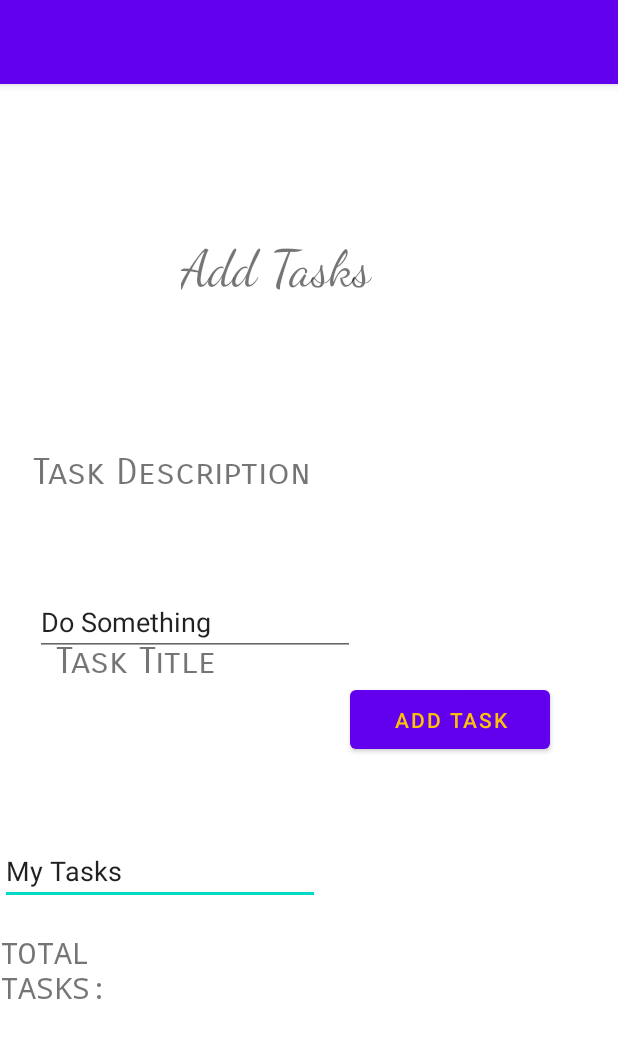
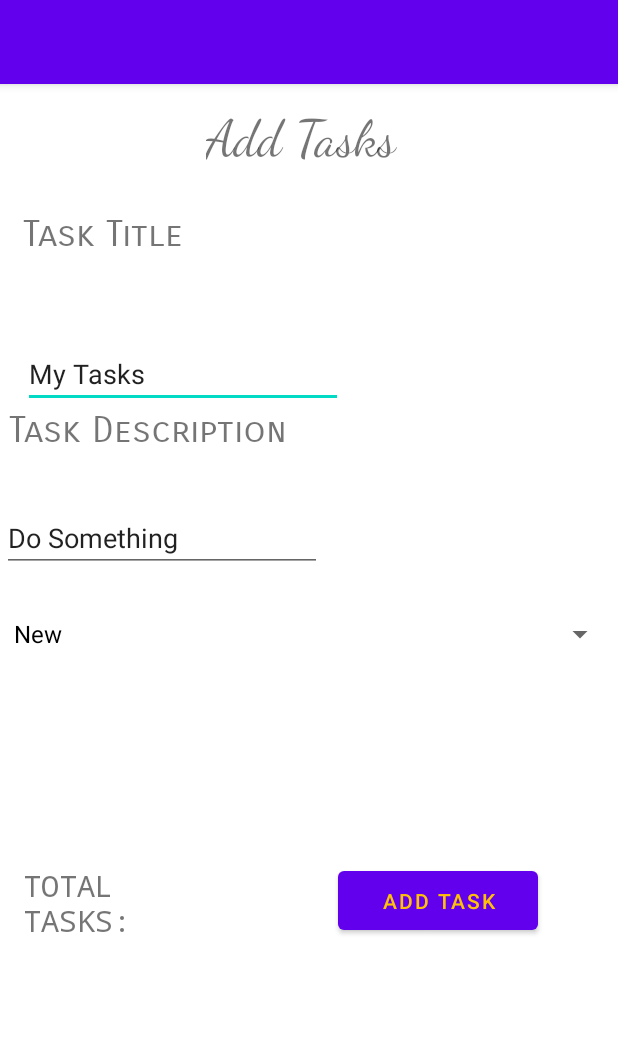
Before and after one commit to mcbrunette33/taskmaster, an Android app: the screen it shows after launch (AddTask), after a tap on "ADD TASK", on a phone screen of 412 x 824 dp. Shown: the top 1038 px of the screen. Run offline under Robolectric (Android 15) with nearby library versions, the light colour scheme and no system bars; our stand-ins replace Room's generated code.

Commit message:
added room and database

```diff
--- /dev/null
+++ b/app/src/main/java/com/example/bru/taskmaster/Dao/TaskDao.java
@@ -0,0 +1,20 @@
+package com.example.bru.taskmaster.Dao;
+
+import androidx.room.Dao;
+import androidx.room.Insert;
+import androidx.room.Query;
+
+import com.example.bru.taskmaster.models.Tasks;
+
+import java.util.List;
+@Dao
+public interface TaskDao {
+    @Insert
+    void insertATask(Tasks task);
+
+    @Query("SELECT * FROM Tasks")
+    List<Tasks> findAll();
+
+    @Query("SELECT * FROM Tasks WHERE id = :id")
+    Tasks findByAnId(Long id);
+}
--- /dev/null
+++ b/app/src/main/java/com/example/bru/taskmaster/Database/TaskMasterDatabase.java
@@ -0,0 +1,13 @@
+package com.example.bru.taskmaster.Database;
+
+import androidx.room.Database;
+import androidx.room.RoomDatabase;
+
+
+import com.example.bru.taskmaster.Dao.TaskDao;
+import com.example.bru.taskmaster.models.Tasks;
+
+@Database(entities = {Tasks.class}, version = 1)
+public abstract class TaskMasterDatabase extends RoomDatabase {
+    public abstract TaskDao taskDao();
+}
--- a/app/src/main/java/com/example/bru/taskmaster/activities/AddTask.java
+++ b/app/src/main/java/com/example/bru/taskmaster/activities/AddTask.java
@@ -1,24 +1,60 @@
 package com.example.bru.taskmaster.activities;
 
 import androidx.appcompat.app.AppCompatActivity;
+import androidx.room.Room;
 
 import android.os.Bundle;
+import android.widget.ArrayAdapter;
 import android.widget.Button;
+import android.widget.EditText;
+import android.widget.Spinner;
 import android.widget.TextView;
+import android.widget.Toast;
 
+import com.example.bru.taskmaster.Database.TaskMasterDatabase;
 import com.example.bru.taskmaster.R;
+import com.example.bru.taskmaster.models.StateEnum;
+import com.example.bru.taskmaster.models.Tasks;
 
 public class AddTask extends AppCompatActivity {
+
+    TaskMasterDatabase taskMasterDatabase;
+    public static final String DATABASE_NAME = "taskslist";
 
     @Override
     protected void onCreate(Bundle savedInstanceState) {
         super.onCreate(savedInstanceState);
         setContentView(R.layout.activity_add_task);
 
+        taskMasterDatabase = Room.databaseBuilder(
+                        getApplicationContext(),
+                        TaskMasterDatabase.class,
+                        DATABASE_NAME)
+                .allowMainThreadQueries()
+                .fallbackToDestructiveMigration()
+                .build();
+
+        setUpSpinner();
+        setUpAddButton(taskMasterDatabase);
+    }
+    public void setUpSpinner(){
+        Spinner spinner = findViewById(R.id.spinner);
+        spinner.setAdapter(new ArrayAdapter<>(
+                this,
+                androidx.appcompat.R.layout.support_simple_spinner_dropdown_item,
+                StateEnum.values()
+        ));
+    }
+    public void setUpAddButton(TaskMasterDatabase database){
         Button addTasks = AddTask.this.findViewById(R.id.addTasks);
+        Spinner spinner = findViewById(R.id.spinner);
         addTasks.setOnClickListener(v ->{
-            TextView submitText = AddTask.this.findViewById(R.id.submitText);
-            submitText.setText("submitted");
+            String TitleInput = ((EditText)findViewById(R.id.TitleInput)).getText().toString();
+            String BodyInput = ((EditText)findViewById(R.id.BodyInput)).getText().toString();
+            StateEnum stateEnum = StateEnum.fromString(spinner.getSelectedItem().toString());
+            Tasks newTasks = new Tasks(TitleInput, BodyInput, stateEnum);
+            database.taskDao().insertATask(newTasks);
+            Toast.makeText(AddTask.this, "task added", Toast.LENGTH_SHORT).show();
         });
     }
 }
--- a/app/src/main/java/com/example/bru/taskmaster/activities/MainActivity.java
+++ b/app/src/main/java/com/example/bru/taskmaster/activities/MainActivity.java
@@ -3,6 +3,7 @@ package com.example.bru.taskmaster.activities;
 import androidx.appcompat.app.AppCompatActivity;
 import androidx.recyclerview.widget.LinearLayoutManager;
 import androidx.recyclerview.widget.RecyclerView;
+import androidx.room.Room;
 
 import android.content.Intent;
 import android.content.SharedPreferences;
@@ -11,6 +12,7 @@ import android.widget.Button;
 import android.widget.ImageButton;
 import android.widget.TextView;
 
+import com.example.bru.taskmaster.Database.TaskMasterDatabase;
 import com.example.bru.taskmaster.R;
 import com.example.bru.taskmaster.adapter.TaskListRecViewAdapter;
 import com.example.bru.taskmaster.models.Tasks;
@@ -25,12 +27,23 @@ public class MainActivity extends AppCompatActivity {
     public static final String TASK_TITLE = "Task Title";
     public static final String TASK_BODY = "Task Body";
     public static final String TASK_STATE = "Task State";
-
+    public static final String DATABASE_NAME = "taskslist";
+    List<Tasks> tasks = null;
+    TaskListRecViewAdapter adapter;
+    TaskMasterDatabase taskMasterDatabase;
 
     @Override
     protected void onCreate(Bundle savedInstanceState) {
         super.onCreate(savedInstanceState);
         setContentView(R.layout.activity_main);
+        taskMasterDatabase = Room.databaseBuilder(
+                        getApplicationContext(),
+                        TaskMasterDatabase.class,
+                        DATABASE_NAME)
+                .allowMainThreadQueries()
+                .fallbackToDestructiveMigration()
+                .build();
+        tasks = taskMasterDatabase.taskDao().findAll();
 
         Button addTaskButton = MainActivity.this.findViewById(R.id.addTaskButton);
         addTaskButton.setOnClickListener(v ->{
@@ -60,45 +73,16 @@ public class MainActivity extends AppCompatActivity {
         RecyclerView recyclerView = findViewById(R.id.recyclerView);
         RecyclerView.LayoutManager layoutManager = new LinearLayoutManager(this);
         recyclerView.setLayoutManager(layoutManager);
-        List<Tasks> tasks = new ArrayList<>();
-        tasks.add(new Tasks("Task One","Task One","new"));
-        tasks.add(new Tasks("Task Two","Task Two","new"));
-        tasks.add(new Tasks("Task Three","Task Three","new"));
-        tasks.add(new Tasks("Task Four","Task Four","new"));
-        tasks.add(new Tasks("Task Five","Task Five","new"));
-        tasks.add(new Tasks("Task Six","Task Six","new"));
-        TaskListRecViewAdapter adapter = new TaskListRecViewAdapter(tasks, this);
+        adapter = new TaskListRecViewAdapter(tasks, this);
         recyclerView.setAdapter(adapter);
 
+    }
 
-
-
-
-
-
-
-
-
-/*        TextView taskOne = findViewById(R.id.taskOne);
-        taskOne.setOnClickListener(v -> {
-            Intent taskOneIntent = new Intent(MainActivity.this, TaskDetails.class);
-            String taskString = taskOne.getText().toString();
-            taskOneIntent.putExtra(TASKTITLE, taskString);
-            startActivity(taskOneIntent);
-        });
-        TextView taskTwo = findViewById(R.id.taskTwo);
-        taskTwo.setOnClickListener(v -> {
-            Intent taskTwoIntent = new Intent(MainActivity.this, TaskDetails.class);
-            String taskString = taskTwo.getText().toString();
-            taskTwoIntent.putExtra(TASKTITLE, taskString);
-            startActivity(taskTwoIntent);
-        });
-        TextView taskThree = findViewById(R.id.taskThree);
-        taskThree.setOnClickListener(v -> {
-            Intent taskThreeIntent = new Intent(MainActivity.this, TaskDetails.class);
-            String taskString = taskThree.getText().toString();
-            taskThreeIntent.putExtra(TASKTITLE, taskString);
-            startActivity(taskThreeIntent);
-        });*/
+    @Override
+    protected void onResume() {
+        super.onResume();
+        tasks.clear();
+        tasks.addAll(taskMasterDatabase.taskDao().findAll());
+        adapter.notifyDataSetChanged();
     }
 }
--- a/app/src/main/java/com/example/bru/taskmaster/activities/TaskDetails.java
+++ b/app/src/main/java/com/example/bru/taskmaster/activities/TaskDetails.java
@@ -18,7 +18,13 @@ public class TaskDetails extends AppCompatActivity {
 
         Intent calledIntent = getIntent();
         String taskTitle = calledIntent.getStringExtra(MainActivity.TASK_TITLE);
+        String taskBody = calledIntent.getStringExtra(MainActivity.TASK_BODY);
+        String taskState = calledIntent.getStringExtra(MainActivity.TASK_STATE);
         TextView taskDetailHeader = findViewById(R.id.taskDetailHeader);
+        TextView taskDetailBody = findViewById(R.id.taskDetailBody);
+        TextView taskDetailState = findViewById(R.id.TaskDetailState);
         taskDetailHeader.setText(taskTitle);
+        taskDetailBody.setText(taskBody);
+        taskDetailState.setText(taskState);
     }
 }
--- a/app/src/main/java/com/example/bru/taskmaster/adapter/TaskListRecViewAdapter.java
+++ b/app/src/main/java/com/example/bru/taskmaster/adapter/TaskListRecViewAdapter.java
@@ -38,7 +38,7 @@ public class TaskListRecViewAdapter extends RecyclerView.Adapter<TaskListRecView
         TextView fragmentTaskList = holder.itemView.findViewById(R.id.TaskListFrag);
         String taskTitle = tasks.get(position).getTitle();
         String taskBody = tasks.get(position).getBody();
-        String taskState = tasks.get(position).getState();
+        String taskState = tasks.get(position).getState().toString();
         fragmentTaskList.setText("-" + taskTitle);
 
         View taskView = holder.itemView;
--- /dev/null
+++ b/app/src/main/java/com/example/bru/taskmaster/models/StateEnum.java
@@ -0,0 +1,37 @@
+package com.example.bru.taskmaster.models;
+
+import androidx.annotation.NonNull;
+
+public enum StateEnum {
+    NEW("New"),
+    ASSIGNED("Assigned"),
+    In_Progress("In Progress"),
+    COMPLETE("Complete");
+
+    public final String stateText;
+    StateEnum(String stateText) {
+        this.stateText = stateText;
+    }
+
+    public static StateEnum fromString(String possibleStateText){
+        for(StateEnum state : StateEnum.values()){
+            if(state.stateText.equals(possibleStateText)){
+                return state;
+            }
+        }
+        return null;
+    }
+
+    @NonNull
+    @Override
+    public String toString() {
+        if(stateText == null){
+            return "";
+        }
+        return stateText;
+    }
+
+    public String getStateText() {
+        return stateText;
+    }
+}
--- a/app/src/main/java/com/example/bru/taskmaster/models/Tasks.java
+++ b/app/src/main/java/com/example/bru/taskmaster/models/Tasks.java
@@ -1,22 +1,21 @@
 package com.example.bru.taskmaster.models;
 
+import androidx.room.Entity;
+import androidx.room.PrimaryKey;
+
+@Entity
+
 public class Tasks {
-
+    @PrimaryKey(autoGenerate = true)
+    long id;
     String title;
     String body;
-    String state;
+    StateEnum state;
 
-    public Tasks() {
-    }
-
-    public Tasks(String title) {
+    public Tasks(String title, String body, StateEnum state) {
         this.title = title;
-    }
-
-    public Tasks(String _title, String _body, String _state) {
-        this.title = _title;
-        this.body = _body;
-        this.state = _state;
+        this.body = body;
+        this.state = state;
     }
 
     public String getTitle() {
@@ -35,11 +34,19 @@ public class Tasks {
         this.body = body;
     }
 
-    public String getState() {
+    public StateEnum getState() {
         return state;
     }
 
-    public void setState(String state) {
+    public void setState(StateEnum state) {
         this.state = state;
     }
+
+    public long getId() {
+        return id;
+    }
+
+    public void setId(long id) {
+        this.id = id;
+    }
 }
--- a/app/src/main/res/layout/activity_add_task.xml
+++ b/app/src/main/res/layout/activity_add_task.xml
@@ -8,23 +8,21 @@
 
     <TextView
         android:id="@+id/textView2"
-        android:layout_width="133dp"
-        android:layout_height="99dp"
+        android:layout_width="138dp"
+        android:layout_height="61dp"
+        android:layout_marginStart="137dp"
+        android:layout_marginTop="16dp"
         android:fontFamily="cursive"
         android:text="Add Tasks"
         android:textSize="34sp"
-        app:layout_constraintBottom_toBottomOf="parent"
-        app:layout_constraintEnd_toEndOf="parent"
-        app:layout_constraintHorizontal_bias="0.434"
         app:layout_constraintStart_toStartOf="parent"
-        app:layout_constraintTop_toTopOf="parent"
-        app:layout_constraintVertical_bias="0.154" />
+        app:layout_constraintTop_toTopOf="parent" />
 
     <com.google.android.material.textfield.TextInputLayout
         android:layout_width="798dp"
         android:layout_height="wrap_content"
         tools:layout_editor_absoluteX="1dp"
-        tools:layout_editor_absoluteY="694dp">
+        tools:layout_editor_absoluteY="693dp">
 
     </com.google.android.material.textfield.TextInputLayout>
 
@@ -32,12 +30,11 @@
         android:id="@+id/textView3"
         android:layout_width="137dp"
         android:layout_height="60dp"
-        android:layout_marginTop="168dp"
+        android:layout_marginStart="15dp"
+        android:layout_marginTop="8dp"
         android:fontFamily="sans-serif-smallcaps"
         android:text="Task Title"
         android:textSize="24sp"
-        app:layout_constraintEnd_toEndOf="parent"
-        app:layout_constraintHorizontal_bias="0.136"
         app:layout_constraintStart_toStartOf="parent"
         app:layout_constraintTop_toBottomOf="@+id/textView2" />
 
@@ -45,51 +42,45 @@
         android:id="@+id/addTasks"
         android:layout_width="133dp"
         android:layout_height="51dp"
-        android:layout_marginStart="12dp"
-        android:layout_marginEnd="45dp"
+        android:layout_marginTop="128dp"
+        android:layout_marginEnd="53dp"
         android:text="Add Task"
         android:textColor="#FFC107"
-        app:layout_constraintBottom_toBottomOf="parent"
         app:layout_constraintEnd_toEndOf="parent"
-        app:layout_constraintHorizontal_bias="1.0"
-        app:layout_constraintStart_toEndOf="@+id/textView2"
-        app:layout_constraintTop_toTopOf="parent"
-        app:layout_constraintVertical_bias="0.555" />
+        app:layout_constraintTop_toBottomOf="@+id/spinner" />
 
     <EditText
-        android:id="@+id/editTextTextPersonName2"
+        android:id="@+id/TitleInput"
         android:layout_width="wrap_content"
         android:layout_height="wrap_content"
-        android:layout_marginTop="72dp"
+        android:layout_marginStart="15dp"
+        android:layout_marginTop="25dp"
         android:ems="10"
         android:inputType="textPersonName"
         android:text="My Tasks"
-        app:layout_constraintTop_toBottomOf="@+id/textView3"
-        tools:layout_editor_absoluteX="21dp" />
+        app:layout_constraintStart_toStartOf="parent"
+        app:layout_constraintTop_toBottomOf="@+id/textView3" />
 
     <TextView
         android:id="@+id/textView4"
         android:layout_width="226dp"
         android:layout_height="52dp"
-        android:layout_marginBottom="472dp"
+        android:layout_marginStart="6dp"
         android:fontFamily="sans-serif-smallcaps"
         android:text="Task Description"
         android:textSize="24sp"
-        app:layout_constraintBottom_toBottomOf="parent"
-        app:layout_constraintEnd_toEndOf="parent"
-        app:layout_constraintHorizontal_bias="0.12"
-        app:layout_constraintStart_toStartOf="parent" />
+        app:layout_constraintStart_toStartOf="parent"
+        app:layout_constraintTop_toBottomOf="@+id/TitleInput" />
 
     <EditText
-        android:id="@+id/editTextTextPersonName3"
+        android:id="@+id/BodyInput"
         android:layout_width="wrap_content"
         android:layout_height="wrap_content"
-        android:layout_marginTop="40dp"
+        android:layout_marginStart="1dp"
+        android:layout_marginTop="12dp"
         android:ems="10"
         android:inputType="textPersonName"
         android:text="Do Something"
-        app:layout_constraintEnd_toEndOf="parent"
-        app:layout_constraintHorizontal_bias="0.116"
         app:layout_constraintStart_toStartOf="parent"
         app:layout_constraintTop_toBottomOf="@+id/textView4" />
 
@@ -97,22 +88,21 @@
         android:id="@+id/textView6"
         android:layout_width="103dp"
         android:layout_height="49dp"
-        android:layout_marginTop="116dp"
+        android:layout_marginStart="15dp"
+        android:layout_marginTop="130dp"
         android:fontFamily="monospace"
         android:text="TOTAL TASKS:"
         android:textSize="20sp"
-        app:layout_constraintTop_toBottomOf="@+id/addTasks"
-        tools:layout_editor_absoluteX="232dp" />
+        app:layout_constraintStart_toStartOf="parent"
+        app:layout_constraintTop_toBottomOf="@+id/spinner" />
 
-    <TextView
-        android:id="@+id/submitText"
-        android:layout_width="wrap_content"
+    <Spinner
+        android:id="@+id/spinner"
+        android:layout_width="409dp"
         android:layout_height="wrap_content"
-        app:layout_constraintBottom_toBottomOf="parent"
-        app:layout_constraintEnd_toEndOf="parent"
-        app:layout_constraintHorizontal_bias="0.509"
+        android:layout_marginStart="1dp"
+        android:layout_marginTop="17dp"
         app:layout_constraintStart_toStartOf="parent"
-        app:layout_constraintTop_toBottomOf="@+id/textView6"
-        tools:text="Submitted" />
+        app:layout_constraintTop_toBottomOf="@+id/BodyInput" />
 
 </androidx.constraintlayout.widget.ConstraintLayout>
--- a/app/src/main/res/layout/activity_task_details.xml
+++ b/app/src/main/res/layout/activity_task_details.xml
@@ -17,13 +17,13 @@
         android:text="TASK DETAILS"
         android:textColor="#050505"
         android:textSize="24sp"
-        app:layout_constraintBottom_toTopOf="@+id/taskDetailText"
+        app:layout_constraintBottom_toTopOf="@+id/taskDetailBody"
         app:layout_constraintEnd_toEndOf="parent"
         app:layout_constraintStart_toStartOf="parent"
         app:layout_constraintTop_toTopOf="parent" />
 
     <TextView
-        android:id="@+id/taskDetailText"
+        android:id="@+id/taskDetailBody"
         android:layout_width="202dp"
         android:layout_height="68dp"
         android:layout_marginTop="81dp"
@@ -31,4 +31,14 @@
         android:text="Lorem Ipsum description."
         app:layout_constraintEnd_toEndOf="parent"
         app:layout_constraintTop_toBottomOf="@+id/taskDetailHeader" />
+
+    <TextView
+        android:id="@+id/TaskDetailState"
+        android:layout_width="wrap_content"
+        android:layout_height="wrap_content"
+        android:layout_marginStart="142dp"
+        android:layout_marginTop="44dp"
+        android:text="TextView"
+        app:layout_constraintStart_toStartOf="parent"
+        app:layout_constraintTop_toBottomOf="@+id/taskDetailBody" />
 </androidx.constraintlayout.widget.ConstraintLayout>
```
Also changed, not shown: 2 other files.
